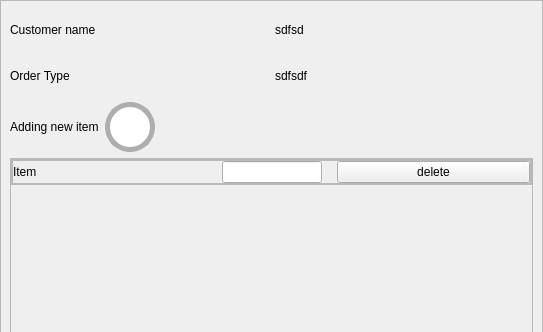
Before: the Qt Designer form customers/ui/OrderDialog/orderDialogUI.ui in Nicola-Ibrahim/Library-Management-System, drawn with Qt 5; both pictures show x 0 to 543 and y 0 to 332 of the 543 by 531 pixel window.
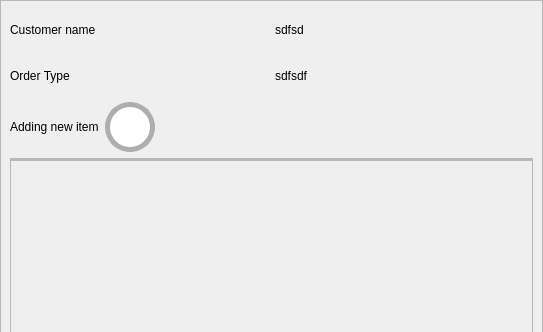
After: the same form once the commit is applied. Icons and pictures are not drawn.

Commit message: Adding order detail frame

Diff of the .ui file:
```diff
--- a/customers/ui/OrderDialog/orderDialogUI.ui
+++ b/customers/ui/OrderDialog/orderDialogUI.ui
@@ -495,57 +495,6 @@
              <property name="bottomMargin">
               <number>0</number>
              </property>
-             <item>
-              <widget class="QFrame" name="frame_2">
-               <property name="frameShape">
-                <enum>QFrame::StyledPanel</enum>
-               </property>
-               <property name="frameShadow">
-                <enum>QFrame::Raised</enum>
-               </property>
-               <layout class="QHBoxLayout" name="horizontalLayout_5">
-                <property name="spacing">
-                 <number>15</number>
-                </property>
-                <property name="leftMargin">
-                 <number>0</number>
-                </property>
-                <property name="topMargin">
-                 <number>0</number>
-                </property>
-                <property name="rightMargin">
-                 <number>0</number>
-                </property>
-                <property name="bottomMargin">
-                 <number>0</number>
-                </property>
-                <item>
-                 <widget class="QLabel" name="label_2">
-                  <property name="text">
-                   <string>Item</string>
-                  </property>
-                 </widget>
-                </item>
-                <item>
-                 <widget class="QLineEdit" name="lineEdit">
-                  <property name="maximumSize">
-                   <size>
-                    <width>100</width>
-                    <height>16777215</height>
-                   </size>
-                  </property>
-                 </widget>
-                </item>
-                <item>
-                 <widget class="QPushButton" name="pushButton">
-                  <property name="text">
-                   <string>delete</string>
-                  </property>
-                 </widget>
-                </item>
-               </layout>
-              </widget>
-             </item>
             </layout>
            </widget>
           </item>
```
Left out of the diff: 2 changed lines with no effect on the pictures. The commit also changes 5 other files.
